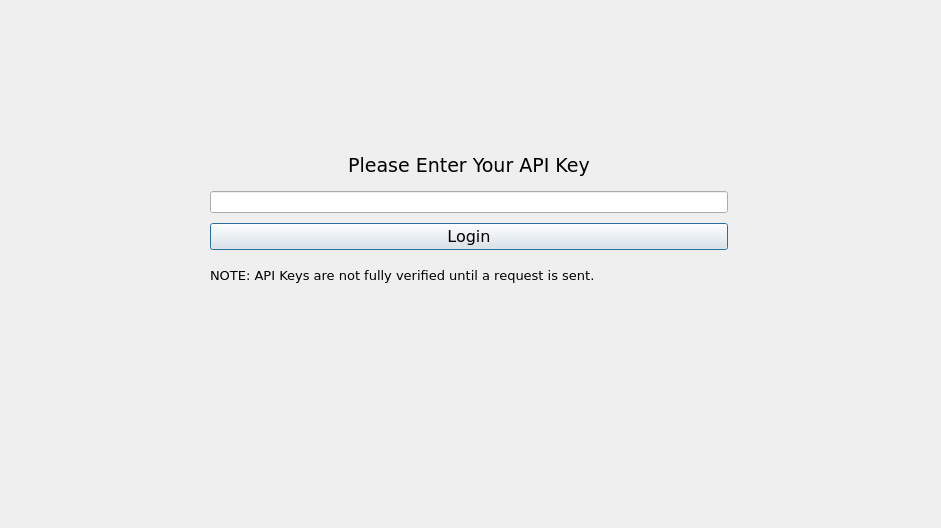
This is MarketGame/getuserapikey.ui in plagentile/Market_Game as Qt 5 draws it before an edit. The edited form follows.
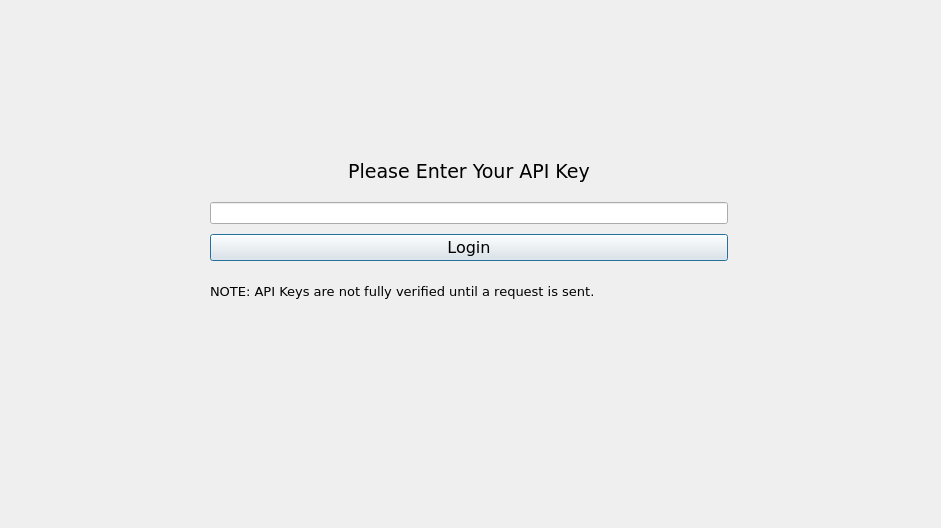
This is the edited form.

```diff
--- a/MarketGame/getuserapikey.ui
+++ b/MarketGame/getuserapikey.ui
@@ -19,7 +19,7 @@
      <x>200</x>
      <y>140</y>
      <width>538</width>
-     <height>161</height>
+     <height>182</height>
     </rect>
    </property>
    <layout class="QVBoxLayout" name="verticalLayout">
@@ -92,6 +92,21 @@
     </item>
    </layout>
   </widget>
+  <widget class="QLabel" name="picLabel">
+   <property name="geometry">
+    <rect>
+     <x>10</x>
+     <y>0</y>
+     <width>931</width>
+     <height>531</height>
+    </rect>
+   </property>
+   <property name="text">
+    <string/>
+   </property>
+  </widget>
+  <zorder>picLabel</zorder>
+  <zorder>verticalLayoutWidget</zorder>
  </widget>
  <resources/>
  <connections/>
```
